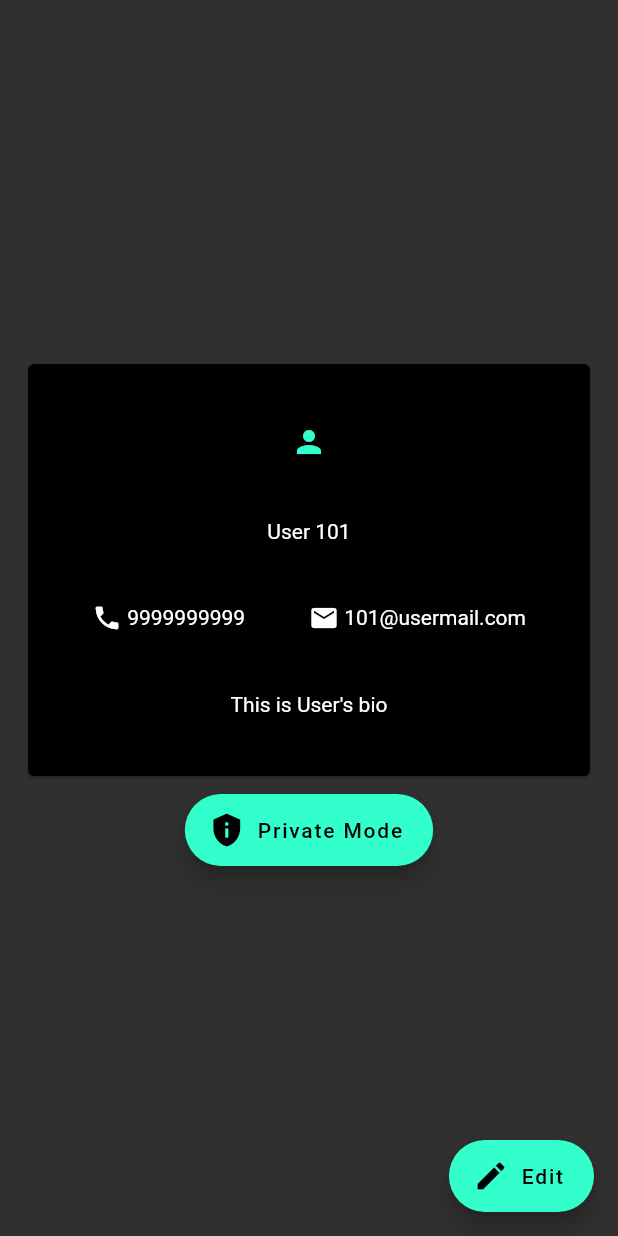
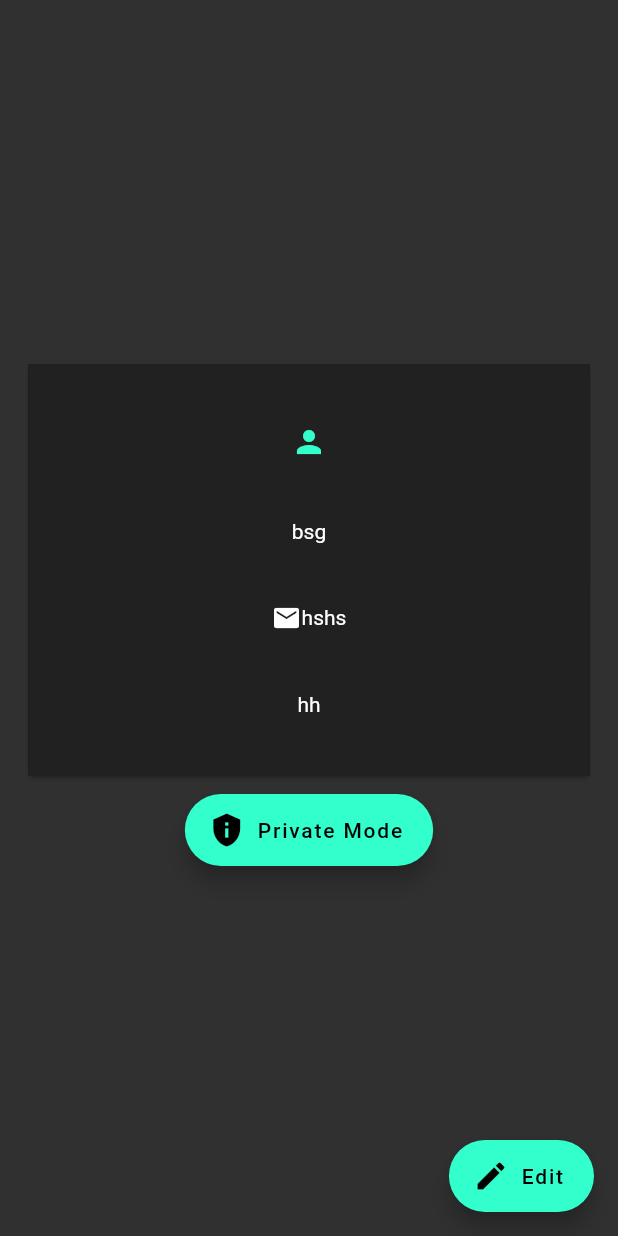
Before and after one commit to A-N-uraag/Project-Locus, a Flutter app: the ProfileView screen opened directly, on a phone screen of 412 x 824 dp. Run offline on Flutter 3.47's test engine with Material 2 defaults, Android fonts, the phone set to English and light mode, and no system bars; our stand-ins replace cloud_firestore, firebase_auth, firebase_core, geolocator, google_maps_flutter, sqflite; missing offline and left inert: android_alarm_manager, background_fetch; accounts and stored records are empty.

```diff
--- a/lib/components/UserListView.dart
+++ b/lib/components/UserListView.dart
@@ -30,7 +30,7 @@ class _UserListState extends State<UserListView>{
   Widget listTile(Profile user){
     bool isUserSelected = isSelected(user.email);
     return Container(
-      margin: EdgeInsets.only(top:2,bottom:3),
+      margin: EdgeInsets.only(top:3,bottom:4),
       decoration: BoxDecoration(
         border: Border.all(
           color: isUserSelected ? Color(0xff33ffcc):Colors.grey
@@ -40,7 +40,7 @@ class _UserListState extends State<UserListView>{
       child: ListTile(
         title: Text(user.name, style: TextStyle(color: isUserSelected ? Color(0xff33ffcc) : Colors.white),),
         subtitle: Text(user.email,style: TextStyle(color: isUserSelected ? Color(0xff33ffcc) : Colors.white70),),
-        leading: CircularLetterTile(user.name,43,25),
+        leading: CircularLetterTile(user.name,44,25),
         onTap: (){
           widget.onTap(user);
           if(widget.isCheckable){
--- a/lib/components/namecard.dart
+++ b/lib/components/namecard.dart
@@ -1,6 +1,29 @@
 import 'package:flutter/material.dart';
 
 class NameCard extends StatelessWidget {
+  final String name;
+  final String email;
+  final String bio;
+  final String mobile;
+  NameCard(this.name,this.email,this.bio,{this.mobile = "none"});
+
+  Widget getRowElements(){
+    if(mobile == "none"){
+      return Row(
+        mainAxisAlignment: MainAxisAlignment.center,
+        children:[
+          Icon(Icons.email, size: 20,),
+          Text(email)
+        ]
+      );
+    }
+    return Row(
+      mainAxisAlignment: MainAxisAlignment.spaceEvenly,
+      children: [
+        Row(children: [Icon(Icons.phone, size: 20), Text(mobile)]),
+        Row(children:[Icon(Icons.email, size: 20,), Text(email)]),
+    ]);
+  }
 
   @override
   Widget build(BuildContext context) {
@@ -13,20 +36,16 @@ class NameCard extends StatelessWidget {
             print('Card tapped.');
           },
           child: Container(
+            color: Color(0xff212121),
             width: MediaQuery.of(context).size.width / 1.1,
             height: MediaQuery.of(context).size.height / 3,
             child: Column(
               mainAxisAlignment: MainAxisAlignment.spaceEvenly,
               children: [
                 Icon(Icons.person, color: Color(0xff33ffcc),),
-                Text("User 101"),
-                Row(
-                  mainAxisAlignment: MainAxisAlignment.spaceEvenly,
-                  children: [
-                    Row(children: [Icon(Icons.phone, size: 20), Text(" 9999999999")]),
-                    Row(children:[Icon(Icons.email, size: 20,), Text(" 101@usermail.com")]),
-                ]),
-                Text("This is User's bio")
+                Text(name),
+                getRowElements(),
+                Text(bio)
               ],
             ),
           ),
--- a/lib/pages/settings.dart
+++ b/lib/pages/settings.dart
@@ -19,7 +19,7 @@ class ProfileView extends StatelessWidget {
       body: Column(
         mainAxisAlignment: MainAxisAlignment.center,
         children: [
-          NameCard(),
+          NameCard("bsg","hshs","hh"),
           Padding(
             padding: const EdgeInsets.all(8.0),
             child: FloatingActionButton.extended(
```
Also changed, not shown: lib/components/CircularLetterTile.dart (+23 -5 lines), lib/pages/Favourties.dart (added, +88 -0 lines), lib/pages/HasAccess.dart (+39 -12 lines).
